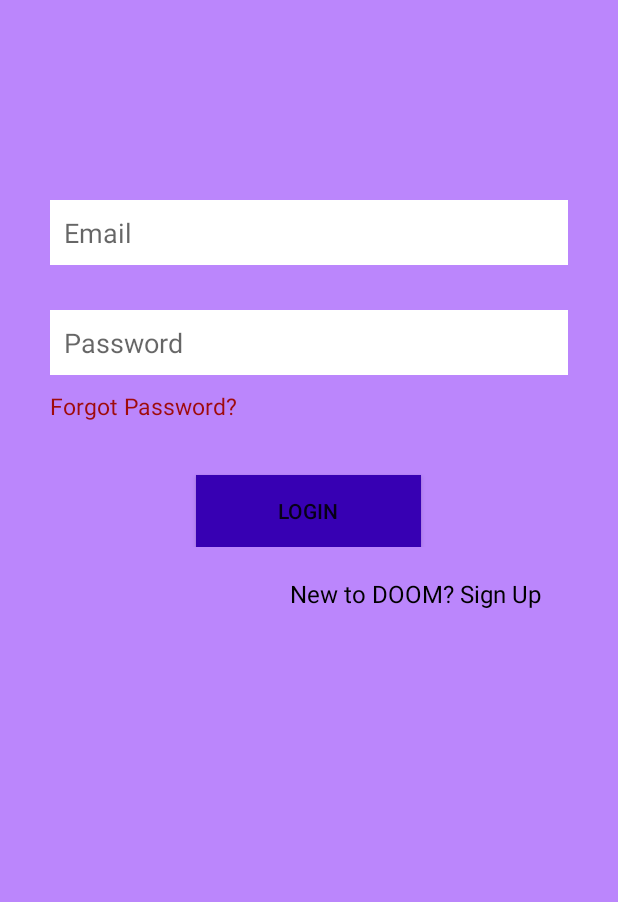
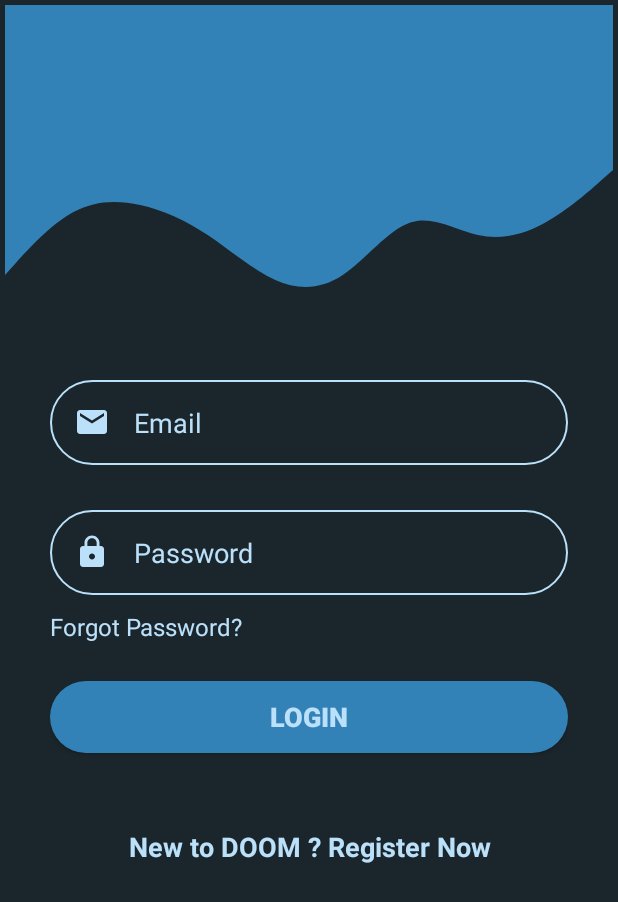
Before and after one commit to aayushjn2048/DOOM-Final, an Android app: the LoginActivity screen opened directly, with no data from a screen before it, on a phone screen of 412 x 824 dp. Shown: the top 902 px of the screen. Run offline under Robolectric (Android 15) with nearby library versions, the phone set to English and light mode, and no system bars; our stand-ins replace Firebase (no records; nobody signed in at launch, a user with empty details on screens opened directly); 1 statement that could not run was skipped.

Commit message:
Login layout updated

```diff
--- /dev/null
+++ b/app/src/main/res/drawable/ic_email.xml
@@ -0,0 +1,5 @@
+<vector android:height="24dp" android:tint="#FFFFFF"
+    android:viewportHeight="24" android:viewportWidth="24"
+    android:width="24dp" xmlns:android="http://schemas.android.com/apk/res/android">
+    <path android:fillColor="@android:color/white" android:pathData="M20,4L4,4c-1.1,0 -1.99,0.9 -1.99,2L2,18c0,1.1 0.9,2 2,2h16c1.1,0 2,-0.9 2,-2L22,6c0,-1.1 -0.9,-2 -2,-2zM20,8l-8,5 -8,-5L4,6l8,5 8,-5v2z"/>
+</vector>
--- /dev/null
+++ b/app/src/main/res/drawable/ic_lock.xml
@@ -0,0 +1,5 @@
+<vector android:height="24dp" android:tint="#FFFFFF"
+    android:viewportHeight="24" android:viewportWidth="24"
+    android:width="24dp" xmlns:android="http://schemas.android.com/apk/res/android">
+    <path android:fillColor="@android:color/white" android:pathData="M18,8h-1L17,6c0,-2.76 -2.24,-5 -5,-5S7,3.24 7,6v2L6,8c-1.1,0 -2,0.9 -2,2v10c0,1.1 0.9,2 2,2h12c1.1,0 2,-0.9 2,-2L20,10c0,-1.1 -0.9,-2 -2,-2zM12,17c-1.1,0 -2,-0.9 -2,-2s0.9,-2 2,-2 2,0.9 2,2 -0.9,2 -2,2zM15.1,8L8.9,8L8.9,6c0,-1.71 1.39,-3.1 3.1,-3.1 1.71,0 3.1,1.39 3.1,3.1v2z"/>
+</vector>
--- /dev/null
+++ b/app/src/main/res/drawable/ic_wave_latest.xml
@@ -0,0 +1,9 @@
+<vector xmlns:android="http://schemas.android.com/apk/res/android"
+    android:width="1440dp"
+    android:height="320dp"
+    android:viewportWidth="1440"
+    android:viewportHeight="320">
+  <path
+      android:pathData="M0,256L26.7,229.3C53.3,203 107,149 160,122.7C213.3,96 267,96 320,106.7C373.3,117 427,139 480,170.7C533.3,203 587,245 640,266.7C693.3,288 747,288 800,256C853.3,224 907,160 960,144C1013.3,128 1067,160 1120,170.7C1173.3,181 1227,171 1280,144C1333.3,117 1387,75 1413,53.3L1440,32L1440,0L1413.3,0C1386.7,0 1333,0 1280,0C1226.7,0 1173,0 1120,0C1066.7,0 1013,0 960,0C906.7,0 853,0 800,0C746.7,0 693,0 640,0C586.7,0 533,0 480,0C426.7,0 373,0 320,0C266.7,0 213,0 160,0C106.7,0 53,0 27,0L0,0Z"
+      android:fillColor="#3282B8"/>
+</vector>
--- /dev/null
+++ b/app/src/main/res/drawable/round_bg.xml
@@ -0,0 +1,5 @@
+<?xml version="1.0" encoding="utf-8"?>
+<shape xmlns:android="http://schemas.android.com/apk/res/android">
+<solid android:color="@color/colorPrimary"></solid>
+    <corners android:radius="100dp"></corners>
+</shape>
--- /dev/null
+++ b/app/src/main/res/drawable/round_border.xml
@@ -0,0 +1,7 @@
+<?xml version="1.0" encoding="utf-8"?>
+<shape android:shape="rectangle" xmlns:android="http://schemas.android.com/apk/res/android">
+<stroke android:color="@color/colorPrimary"
+    android:width="1dp"/>
+    <corners android:radius="100dp"></corners>
+
+</shape>
--- a/app/src/main/res/layout/activity_login.xml
+++ b/app/src/main/res/layout/activity_login.xml
@@ -4,81 +4,105 @@
     xmlns:tools="http://schemas.android.com/tools"
     android:layout_width="match_parent"
     android:layout_height="match_parent"
-    android:background="@color/purple_200"
+    android:background="#1B262C"
     android:orientation="vertical"
     android:padding="3dp"
-    tools:context=".RegistrationActivity">
+    tools:context=".LoginActivity">
+
+    <View
+        android:id="@+id/topView"
+        android:layout_width="match_parent"
+        android:layout_height="100dp"
+        android:background="#3282B8"
+        app:layout_constraintEnd_toEndOf="parent"
+        app:layout_constraintHorizontal_bias="0.0"
+        app:layout_constraintStart_toStartOf="parent"
+        app:layout_constraintTop_toTopOf="parent" />
+
+    <View
+        android:id="@+id/view2"
+        android:layout_width="match_parent"
+        android:layout_height="100dp"
+        android:background="@drawable/ic_wave_latest"
+        app:layout_constraintEnd_toEndOf="parent"
+        app:layout_constraintStart_toStartOf="parent"
+        app:layout_constraintTop_toBottomOf="@+id/topView" />
 
     <LinearLayout
         android:layout_width="match_parent"
         android:layout_height="match_parent"
-        android:layout_marginStart="30dp"
-        android:layout_marginLeft="30dp"
-        android:layout_marginEnd="30dp"
-        android:layout_marginRight="30dp"
-        android:orientation="vertical"
-        android:paddingTop="30dp">
-
-        <LinearLayout
-            android:layout_width="match_parent"
-            android:layout_height="wrap_content"
-            android:layout_marginTop="100dp"
         android:layout_marginBottom="10dp"
 
-            android:orientation="vertical">
+        android:orientation="vertical"
+        android:paddingLeft="30dp"
+        android:paddingTop="50dp"
+        android:paddingRight="30dp">
 
         <EditText
             android:id="@+id/etEmail"
             android:layout_width="match_parent"
             android:layout_height="wrap_content"
             android:layout_marginBottom="30dp"
-                android:background="@color/white"
+            android:background="@drawable/round_border"
+            android:drawableStart="@drawable/ic_email"
+            android:drawablePadding="16dp"
+            android:drawableTint="@color/colorPrimary"
             android:ems="10"
             android:hint="Email"
             android:inputType="textEmailAddress"
-                android:padding="9dp"></EditText>
+            android:padding="16dp"
+            android:textColor="@color/colorPrimary"
+            android:textColorHint="@color/colorPrimary" />
 
         <EditText
             android:id="@+id/etPassword"
             android:layout_width="match_parent"
             android:layout_height="wrap_content"
             android:layout_marginBottom="10dp"
-                android:background="@color/white"
+            android:background="@drawable/round_border"
+            android:drawableStart="@drawable/ic_lock"
+            android:drawablePadding="16dp"
+            android:drawableTint="@color/colorPrimary"
             android:ems="10"
             android:hint="Password"
             android:inputType="textPassword"
-                android:padding="9dp"></EditText>
+            android:padding="16dp"
+            android:textColor="@color/colorPrimary"
+            android:textColorHint="@color/colorPrimary" />
+
         <TextView
             android:id="@+id/tvforgotpw"
             android:layout_width="wrap_content"
             android:layout_height="wrap_content"
+            android:layout_marginBottom="25dp"
             android:text="Forgot Password?"
-                android:textSize="15sp"
-                android:textColor="@color/red"
-                android:layout_marginBottom="25dp"></TextView>
+            android:textColor="@color/colorPrimary"
+            android:textSize="16sp" />
 
 
         <Button
             android:id="@+id/btn_signin"
-                android:layout_width="150dp"
+            android:layout_width="match_parent"
             android:layout_height="wrap_content"
-                android:layout_marginTop="10dp"
-                android:background="@color/colorPrimaryDark"
-                android:padding="13dp"
-                android:layout_gravity="center_horizontal"
+            android:background="@drawable/round_bg"
+            android:backgroundTint="#3282B8"
+            android:gravity="center_horizontal|center_vertical"
             android:text="LOGIN"
-                app:cornerRadius="4dp" />
-        </LinearLayout>
+            android:textColor="@color/colorPrimary"
+            android:textSize="18sp"
+            android:textStyle="bold" />
 
         <TextView
             android:id="@+id/tvreg"
-            android:layout_width="wrap_content"
+            android:layout_width="match_parent"
             android:layout_height="wrap_content"
-            android:layout_marginLeft="160dp"
-            android:layout_marginTop="10dp"
-            android:text="New to DOOM? Sign Up"
-            android:textColor="@android:color/black"
-            android:textSize="16sp"
-            android:textStyle="normal" />
+            android:layout_marginTop="50dp"
+            android:gravity="center_horizontal|center_vertical"
+            android:text="New to DOOM ? Register Now"
+            android:textAlignment="center"
+            android:textColor="@color/colorPrimary"
+            android:textSize="18sp"
+            android:textStyle="bold" />
     </LinearLayout>
+
 </LinearLayout>
--- a/app/src/main/res/values/colors.xml
+++ b/app/src/main/res/values/colors.xml
@@ -1,6 +1,6 @@
 <?xml version="1.0" encoding="utf-8"?>
 <resources>
-    <color name="colorPrimary">#6200EE</color>
+    <color name="colorPrimary">#BBE1FA</color>
     <color name="colorPrimaryDark">#3700B3</color>
     <color name="colorAccent">#03DAC5</color>
     <color name="purple_200">#FFBB86FC</color>
```
Lines whose indentation alone changed are shown as unchanged.
